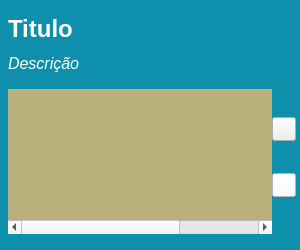
First picture: the form in Telas/UI/cardGrupo.ui, repository Nautilidae-project/Nautilus, before the edit.
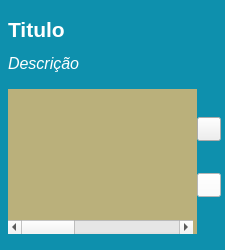
Second picture: the form after the edit. Icons and pictures are not drawn.

The edit to the form file:
```diff
--- a/Telas/UI/cardGrupo.ui
+++ b/Telas/UI/cardGrupo.ui
@@ -6,7 +6,7 @@
    <rect>
     <x>0</x>
     <y>0</y>
-    <width>300</width>
+    <width>225</width>
     <height>250</height>
    </rect>
   </property>
@@ -18,8 +18,8 @@
   </property>
   <property name="maximumSize">
    <size>
-    <width>300</width>
-    <height>400</height>
+    <width>225</width>
+    <height>300</height>
    </size>
   </property>
   <property name="windowTitle">
@@ -92,7 +92,7 @@
         <property name="font">
          <font>
           <family>Ubuntu</family>
-          <pointsize>18</pointsize>
+          <pointsize>16</pointsize>
           <weight>75</weight>
           <bold>true</bold>
          </font>
@@ -102,7 +102,7 @@
 	color: #fff;
 	background-color: transparent;
 	border: 0px;
-	font-size: 18pt;
+	font-size: 16pt;
 	font-family: Ubuntu;
 	font-weight: bold;
 }</string>
@@ -188,12 +188,12 @@
     /*border: none;*/
 	color: #444;
 	margin-bottom: 8px;
-	/*margin-right: 16px;*/
+	padding-right: 4px;
 	margin-top: 16px;
 }
 
 #tblGrupoItem::item {
-	margin-left: 16px;
+	margin-left: 8px;
 	/*padding-bottom: 4px;
 	font-family: Ubuntu;
 	font-size: 16pt;*/
@@ -221,6 +221,9 @@
            <attribute name="horizontalHeaderVisible">
             <bool>false</bool>
            </attribute>
+           <attribute name="horizontalHeaderStretchLastSection">
+            <bool>true</bool>
+           </attribute>
            <attribute name="verticalHeaderVisible">
             <bool>false</bool>
            </attribute>
```
Left out of the diff: 2 changed lines with no effect on the pictures.
